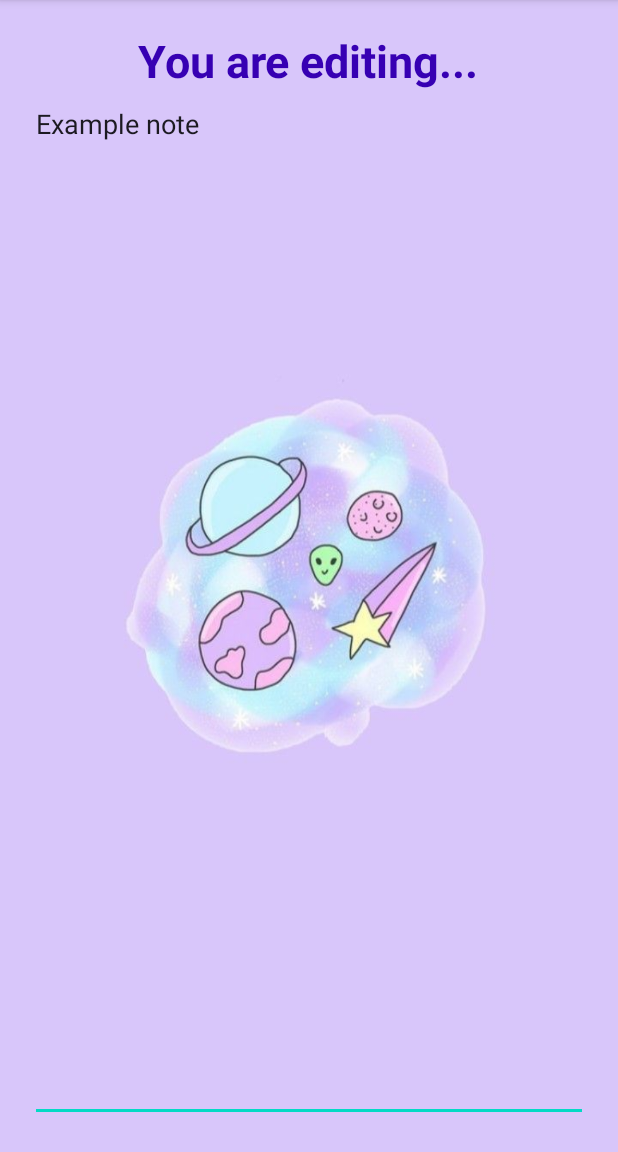
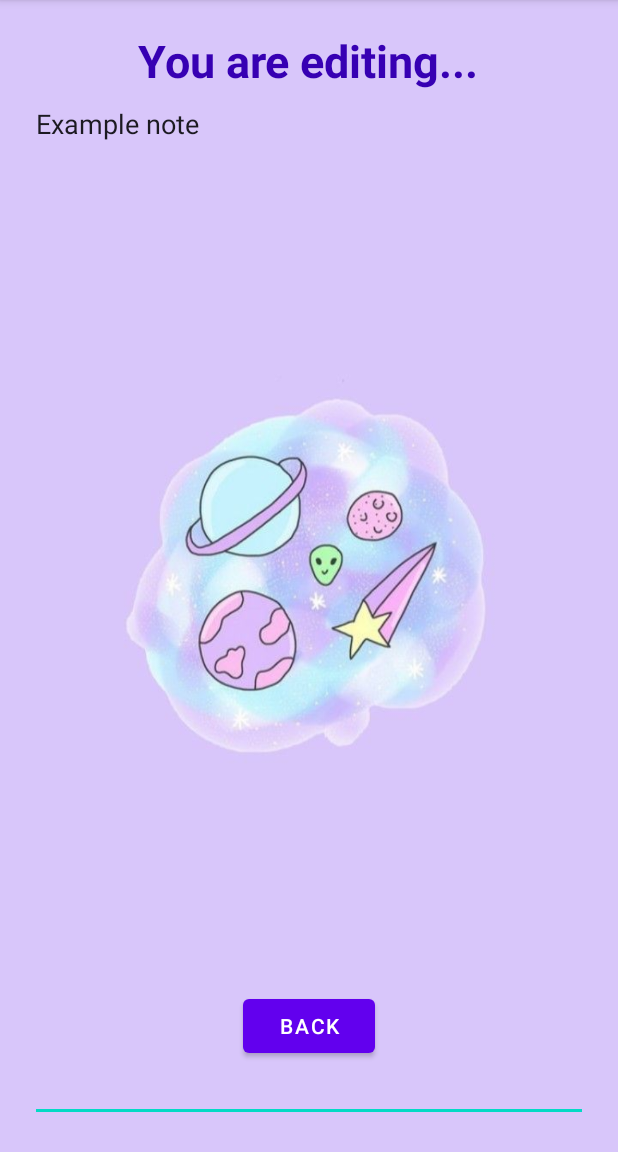
Before and after one commit to dionnieteh/to-do-list, an Android app: the screen it shows after launch (note_editor), after a tap on "Example note", on a phone screen of 412 x 824 dp, the part 84-1236 px from its top. Run offline under Robolectric (Android 15) with nearby library versions, the phone set to English and light mode, and no system bars; 1 other tap on this screen came first.

Commit message:
added back button and about us page (incomplete)

```diff
--- a/app/src/main/java/com/example/assignment2/note_editor.java
+++ b/app/src/main/java/com/example/assignment2/note_editor.java
@@ -8,6 +8,7 @@ import android.content.SharedPreferences;
 import android.os.Bundle;
 import android.text.Editable;
 import android.text.TextWatcher;
+import android.view.View;
 import android.widget.EditText;
 
 import java.util.HashSet;
@@ -77,4 +78,8 @@ public class note_editor extends AppCompatActivity {
             } // nothing happen
         }); // end of listener
     }
+
+    public void back (View view){
+        startActivity(new Intent(note_editor.this, MainActivity.class));
+    }
 }
--- a/app/src/main/res/layout/activity_main.xml
+++ b/app/src/main/res/layout/activity_main.xml
@@ -27,6 +27,7 @@
         android:layout_marginEnd="20dp"
         android:scaleType="fitCenter"
         android:background="@null"
+        android:onClick="addNew"
         android:src="@drawable/add"/>
 
 </RelativeLayout>
--- a/app/src/main/res/layout/activity_note_editor.xml
+++ b/app/src/main/res/layout/activity_note_editor.xml
@@ -29,5 +29,14 @@
         android:layout_marginTop="40sp"
         android:gravity="start"
         />
+    <Button
+        android:id="@+id/backBtn"
+        android:layout_width="wrap_content"
+        android:layout_height="wrap_content"
+        android:layout_centerHorizontal="true"
+        android:layout_alignParentBottom="true"
+        android:layout_marginBottom="40dp"
+        android:onClick="back"
+        android:text="@string/back"/>
 
 </RelativeLayout>
--- a/app/src/main/res/values/strings.xml
+++ b/app/src/main/res/values/strings.xml
@@ -3,4 +3,8 @@
     <string name="menuItem1">Add note</string>
     <string name="menuItem2">About us</string>
     <string name="editing">You are editing...</string>
+    <string name="back">Back</string>
+    <string name="about_me">About Me</string>
+    <string name="about_text">Hello there! First, I would like to thank you for downloading my to-do list application. This app was made for my college project. Hope this basic app helps you keeping track on your tasks!</string>
+    <string name="line1">--------------------------------------------</string>
 </resources>
```
Also changed, not shown: app/src/main/AndroidManifest.xml (+7 -0 lines), app/src/main/java/com/example/assignment2/MainActivity.java (+11 -0 lines), app/src/main/java/com/example/assignment2/about_us.java (added, +14 -0 lines), app/src/main/res/layout/activity_about_us.xml (added, +59 -0 lines), app/src/main/res/drawable/bg3.jpg (added).
